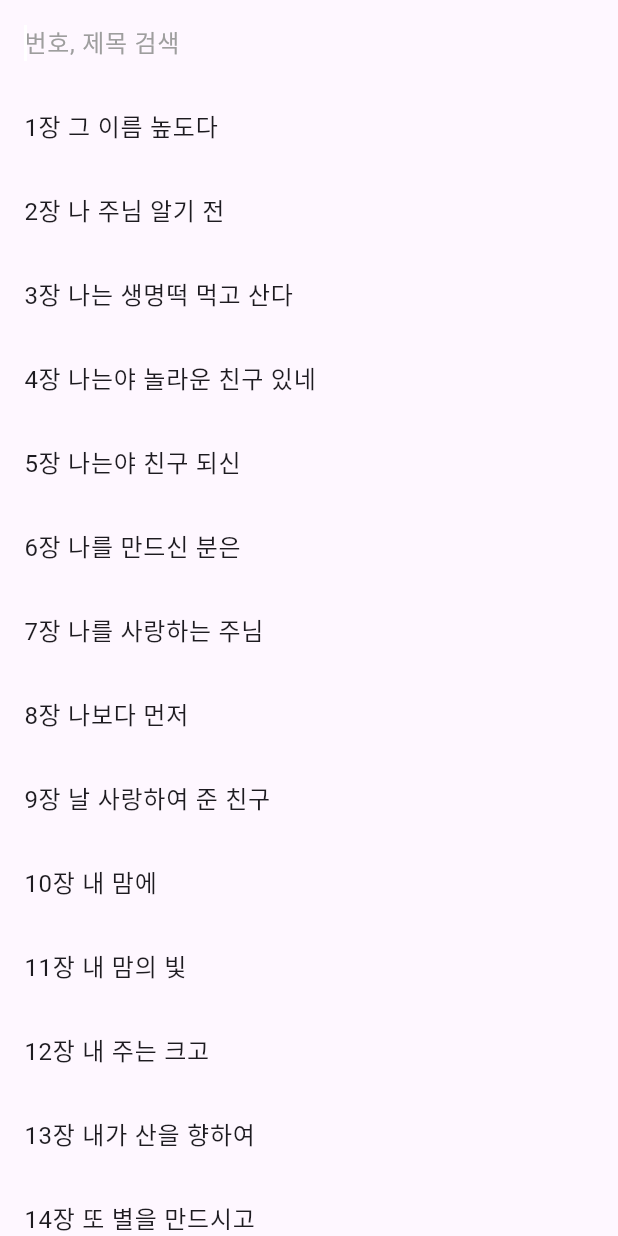
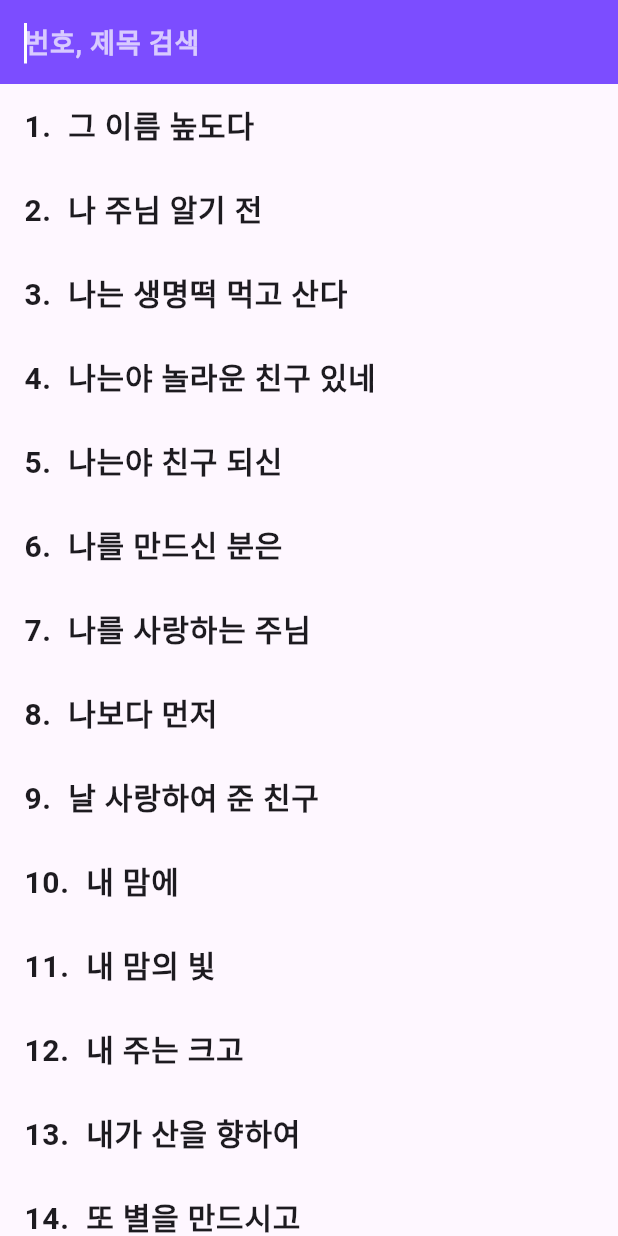
Before and after one commit to WTFace/kid-hymn, a Flutter app: the screen it shows after launch, on a phone screen of 412 x 824 dp. Run offline on Flutter 3.47's test engine with Material 3 defaults, Android fonts, the phone set to English and light mode, and no system bars.

Commit message:
image fit width, change styles

```diff
--- a/lib/hymn_app_screen.dart
+++ b/lib/hymn_app_screen.dart
@@ -354,7 +354,7 @@ class _HymnAppScreenState extends State<HymnAppScreen> {
             (song) => song.id == _currentPageNumber,
         orElse: () => Song(title: 'Page $_currentPageNumber', id: _currentPageNumber) // Fallback
     );
-    return currentSong.title;
+    return '${currentSong.id} ${currentSong.title}';
   }
 
   Widget _buildSearchField() {
@@ -363,10 +363,10 @@ class _HymnAppScreenState extends State<HymnAppScreen> {
       autofocus: true,
       decoration: InputDecoration(
         hintText: '번호, 제목 검색',
-        hintStyle: TextStyle(color: Colors.grey),
+        hintStyle: TextStyle(color: Colors.white70),
         border: InputBorder.none,
       ),
-      style: TextStyle(color: Colors.black),
+      style: TextStyle(color: Colors.white, fontSize: 18, fontWeight: FontWeight.w700),
       cursorColor: Colors.white,
     );
   }
@@ -393,7 +393,7 @@ class _HymnAppScreenState extends State<HymnAppScreen> {
   List<Widget> _buildImageViewActions() {
     return [
       IconButton(
-        icon: Icon(Icons.list),
+        icon: Icon(Icons.search),
         onPressed: () {
           if (mounted) {
             setState(() {
@@ -415,7 +415,7 @@ class _HymnAppScreenState extends State<HymnAppScreen> {
           padding: const EdgeInsets.all(16.0),
           child: Text(
             "No songs found for '${_searchController.text}'",
-            style: TextStyle(fontSize: 16),
+            style: TextStyle(fontSize: 20),
             textAlign: TextAlign.center,
           ),
         ),
@@ -427,7 +427,10 @@ class _HymnAppScreenState extends State<HymnAppScreen> {
       itemBuilder: (context, index) {
         final song = _filteredSongs[index];
         return ListTile(
-          title: Text('${song.id}장 ${song.title}'),
+          title: Text(
+              '${song.id}.  ${song.title}',
+            style: TextStyle(fontSize: 20, fontWeight: FontWeight.w600)
+          ),
           onTap: () => _handleSongSelection(song),
         );
       },
@@ -436,10 +439,11 @@ class _HymnAppScreenState extends State<HymnAppScreen> {
 
   Widget _buildImageViewWidget() {
     final String currentImagePath = 'assets/hymns/$_currentPageNumber.jpg';
-    return Center(
+    return SingleChildScrollView(
+        child: Center(
           child: Image.asset(
             currentImagePath,
-        fit: BoxFit.contain,
+            fit: BoxFit.fitWidth,
             errorBuilder: (BuildContext context, Object exception, StackTrace? stackTrace) {
               return Center(
                 child: Column(
@@ -454,15 +458,20 @@ class _HymnAppScreenState extends State<HymnAppScreen> {
               );
             },
           ),
+        )
     );
+
   }
 
   @override
   Widget build(BuildContext context) {
     return Scaffold(
       appBar: AppBar(
-        title: _isShowingSongList ? _buildSearchField() : Text(_getCurrentSongTitle()),
+        title: _isShowingSongList ? _buildSearchField() : Text(
+          _getCurrentSongTitle(),
+        ),
         actions: _isShowingSongList ? _buildListViewActions() : _buildImageViewActions(),
+        backgroundColor: Colors.deepPurpleAccent,
       ),
       body: _isShowingSongList ? _buildSongListWidget() : _buildImageViewWidget(),
     );
--- a/lib/main.dart
+++ b/lib/main.dart
@@ -12,16 +12,23 @@ class MyApp extends StatelessWidget {
   @override
   Widget build(BuildContext context) {
     return MaterialApp(
-      title: 'Hymn App', // This title is used by the OS task switcher, etc.
+      title: 'Hymn App',
       theme: ThemeData(
-        primarySwatch: Colors.indigo, // Or Colors.blue, Colors.green, etc.
-        // You can also define darkTheme, themeMode, fonts, etc.
-        // visualDensity: VisualDensity.adaptivePlatformDensity, // Adjusts density based on platform
+        primarySwatch: Colors.indigo,
+        appBarTheme: AppBarTheme(
+          backgroundColor: Colors.deepPurpleAccent,
+          foregroundColor: Colors.white,
+          titleTextStyle: TextStyle(
+            color: Colors.white,
+            fontSize: 20,
+            fontWeight: FontWeight.w600,
+          ),
+        ),
+        // scaffoldBackgroundColor: Colors.grey, //  DEFAULT SCAFFOLD BACKGROUND
       ),
-      // The 'home' property specifies what the first screen of your app will be.
-      // Since HymnAppScreen is now imported, this should work without errors.
+
       home: const HymnAppScreen(),
-      debugShowCheckedModeBanner: false, // Optional: set to false to remove the debug banner
+      debugShowCheckedModeBanner: false,
     );
   }
 }
```
Also changed, not shown: assets/hymns/164.jpg, assets/hymns/165.jpg, assets/hymns/202.jpg, assets/hymns/253.jpg, assets/hymns/256.jpg, assets/hymns/80.jpg, assets/hymns/91.jpg. Lines whose indentation alone changed are shown as unchanged.
